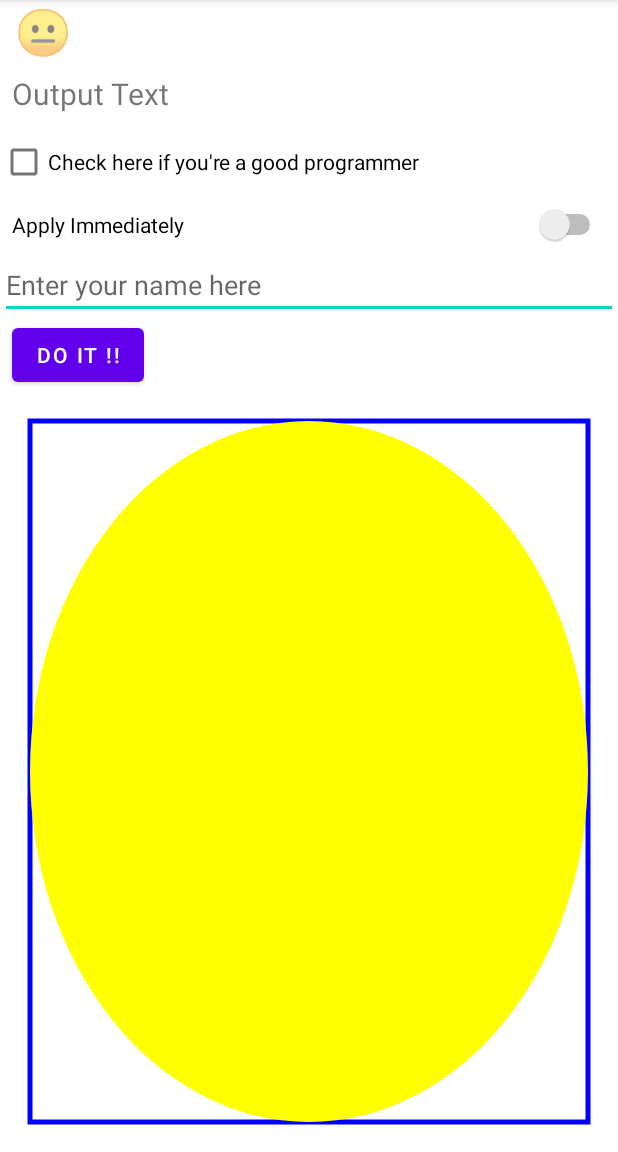
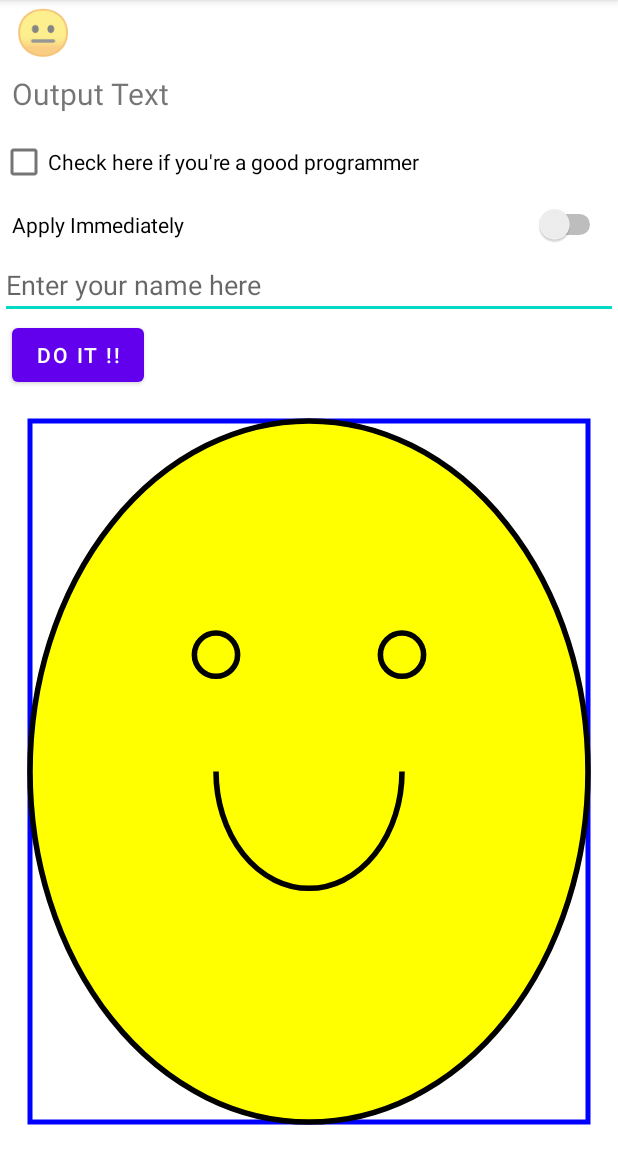
Before and after one commit to scgyong-kpu/spgp_2023, an Android app: the screen it shows after launch (MainActivity), on a phone screen of 412 x 824 dp, the part 84-1236 px from its top. Run offline under Robolectric (Android 15) with nearby library versions, the phone set to English and light mode, and no system bars.

Commit message:
Smiley 그리기

```diff
--- a/MoreControls/app/src/main/java/kr/ac/tukorea/ge/spgp2023/morecontrols/GameView.java
+++ b/MoreControls/app/src/main/java/kr/ac/tukorea/ge/spgp2023/morecontrols/GameView.java
@@ -15,7 +15,7 @@ import android.view.View;
  */
 public class GameView extends View {
     private static final String TAG = GameView.class.getSimpleName();
-    private Paint paint, facePaint;
+    private Paint paint, facePaint, outlinePaint;
     private Rect rect;
     private RectF ovalRect;
 
@@ -44,6 +44,10 @@ public class GameView extends View {
 
         facePaint = new Paint();
         facePaint.setColor(Color.YELLOW);
+
+        outlinePaint = new Paint();
+        outlinePaint.setColor(Color.BLACK);
+        outlinePaint.setStyle(Paint.Style.STROKE);
     }
 
     private void calcSize() {
@@ -57,6 +61,8 @@ public class GameView extends View {
 
         rect = new Rect(paddingLeft, paddingTop, getWidth() - paddingRight, getHeight() - paddingBottom);
         ovalRect = new RectF(rect.left, rect.top, rect.right, rect.bottom);
+
+        outlinePaint.setStrokeWidth(contentWidth / 100f);
     }
 
     @Override
@@ -78,5 +84,15 @@ public class GameView extends View {
 
     private void drawSmiley(Canvas canvas) {
         canvas.drawOval(ovalRect, facePaint);
+        canvas.drawOval(ovalRect, outlinePaint);
+        float x1 = ovalRect.centerX() - ovalRect.width() / 6;
+        float x2 = ovalRect.centerX() + ovalRect.width() / 6;
+        float y1 = ovalRect.centerY() - ovalRect.height() / 6;
+        float y2 = ovalRect.centerY() + ovalRect.height() / 6;
+        float r = x1 / 10;
+        canvas.drawCircle(x1, y1, r, outlinePaint);
+        canvas.drawCircle(x2, y1, r, outlinePaint);
+
+        canvas.drawArc(x1, y1, x2, y2, 0, 180, false, outlinePaint);
     }
 }
```
